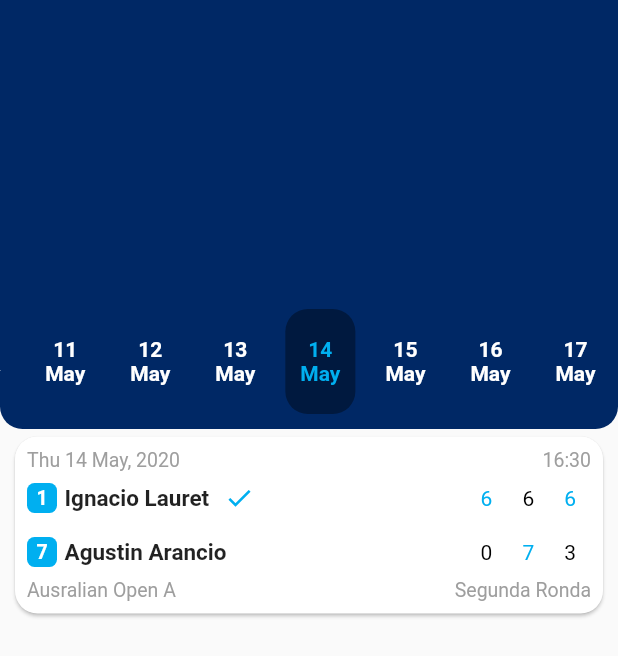
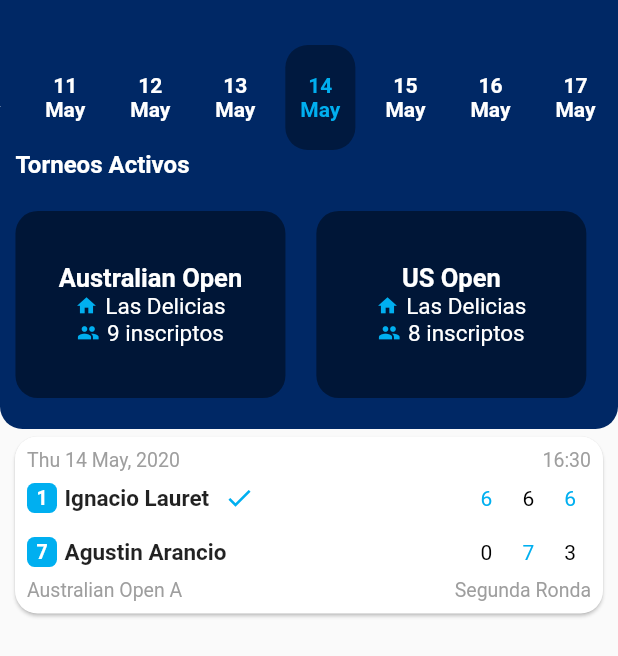
Before and after one commit to ignalauret/Flutter-TennisTorunament, a Flutter app: the MatchesScreen widget shown alone on an empty page, opened directly, after a tap on "14", on a phone screen of 412 x 824 dp. Shown: the top 656 px of the screen. Run offline on Flutter 3.47's test engine with Material 2 defaults, Android fonts, the phone set to English and light mode, and no system bars; our stand-ins replace curved_navigation_bar.

Commit message:
Tournaments

```diff
--- a/lib/main.dart
+++ b/lib/main.dart
@@ -3,6 +3,7 @@ import 'package:provider/provider.dart';
 import 'package:tennistournament/providers/matches.dart';
 import 'package:tennistournament/providers/players.dart';
 import 'package:tennistournament/providers/ranking.dart';
+import 'package:tennistournament/providers/tournaments.dart';
 import 'package:tennistournament/screens/player_profile_screen.dart';
 import 'package:tennistournament/screens/tabs_controller_screen.dart';
 import 'package:tennistournament/utils/constants.dart';
@@ -25,6 +26,9 @@ class MyApp extends StatelessWidget {
           create: (ctx) => Ranking(null),
           update: (context, players, prev) => Ranking(players.players),
         ),
+        ChangeNotifierProvider<Tournaments>(
+          create: (_) => Tournaments(),
+        ),
       ],
       child: MaterialApp(
         title: 'Flutter Demo',
--- a/lib/models/player.dart
+++ b/lib/models/player.dart
@@ -12,6 +12,8 @@ class Player {
     @required this.points,
     @required this.nationality,
     @required this.club,
+    @required this.bestRankings,
+    @required this.bestRankingsDates,
     this.profileUrl,
     this.imageUrl,
     this.backhand = Backhand.TwoHanded,
@@ -28,6 +30,8 @@ class Player {
   final Handed handed;
   final String nationality;
   final String club;
+  final Map<String, int> bestRankings;
+  final Map<String, String> bestRankingsDates;
 
 
   int get age {
--- /dev/null
+++ b/lib/models/tournament.dart
@@ -0,0 +1,24 @@
+import 'package:flutter/cupertino.dart';
+
+class Tournament {
+  Tournament({
+    @required this.id,
+    @required this.name,
+    @required this.club,
+    @required this.players,
+    @required this.start,
+    @required this.end,
+  });
+  final String id;
+  final String name;
+  final String club;
+  final Map<String, List<String>> players;
+  final DateTime start;
+  final DateTime end;
+
+  int get playerCount {
+    int result = 0;
+    players.forEach((key, playersList) => result += playersList.length);
+    return result;
+  }
+}
--- a/lib/providers/matches.dart
+++ b/lib/providers/matches.dart
@@ -11,7 +11,7 @@ class Matches extends ChangeNotifier {
       result1: ["6", "6", "6"],
       result2: ["0", "7", "3"],
       date: DateTime(2020, 5, 14, 16, 30),
-      tournament: "Ausralian Open A",
+      tournament: "0",
       round: "Segunda Ronda",
       category: "A",
     ),
@@ -21,7 +21,7 @@ class Matches extends ChangeNotifier {
       result1: ["6", "6"],
       result2: ["3", "3"],
       date: DateTime(2020, 5, 13, 18, 00),
-      tournament: "Ausralian Open B",
+      tournament: "1",
       round: "Semifinal",
       category: "B",
     ),
--- a/lib/providers/players.dart
+++ b/lib/providers/players.dart
@@ -13,6 +13,8 @@ class Players extends ChangeNotifier {
       backhand: Backhand.OneHanded,
       nationality: "Córdoba, Córdoba",
       club: "Las Delicias Tenis",
+      bestRankings: {"A": 1, "B": 2, "C": 1000},
+      bestRankingsDates: {"A": "14/04/2020", "B": "15/03/2020", "C" : ""},
     ),
     Player(
       name: "Agustin Arancio",
@@ -23,6 +25,8 @@ class Players extends ChangeNotifier {
       backhand: Backhand.TwoHanded,
       nationality: "Córdoba, Córdoba",
       club: "Il tempo",
+      bestRankings: {"A": 1, "B": 2, "C": 1000},
+      bestRankingsDates: {"A": "14/04/2020", "B": "15/03/2020", "C" : ""},
     ),
     Player(
       name: "Damian Giusti",
@@ -34,6 +38,8 @@ class Players extends ChangeNotifier {
       backhand: Backhand.OneHanded,
       nationality: "Santa Fe, Rosario",
       club: "Las Delicias Tenis",
+      bestRankings: {"A": 1, "B": 2, "C": 1000},
+      bestRankingsDates: {"A": "14/04/2020", "B": "15/03/2020", "C" : ""},
     ),
     Player(
       name: "Ignacio Zazu",
@@ -45,6 +51,8 @@ class Players extends ChangeNotifier {
       backhand: Backhand.OneHanded,
       nationality: "Córdoba, Córdoba",
       club: "Las Delicias Tenis",
+      bestRankings: {"A": 1, "B": 2, "C": 1000},
+      bestRankingsDates: {"A": "14/04/2020", "B": "15/03/2020", "C" : ""},
     ),
     Player(
       name: "Maxi Breide",
--- /dev/null
+++ b/lib/providers/tournaments.dart
@@ -0,0 +1,43 @@
+import 'package:flutter/foundation.dart';
+import 'package:tennistournament/models/tournament.dart';
+
+class Tournaments extends ChangeNotifier {
+  final List<Tournament> _tournaments = [
+    Tournament(
+      id: "0",
+      name: "Australian Open",
+      club: "Las Delicias",
+      players: {
+        "A": ["0", "1", "2"],
+        "B": ["2", "1", "3"],
+        "C": ["7", "3", "2"],
+      },
+      start: DateTime(2020, 5, 13),
+      end: DateTime(2020, 5, 16),
+    ),
+    Tournament(
+      id: "1",
+      name: "US Open",
+      club: "Las Delicias",
+      players: {
+        "A": ["2", "1"],
+        "B": ["0", "1", "2"],
+        "C": ["0", "1", "2"],
+      },
+      start: DateTime(2020, 5, 13),
+      end: DateTime(2020, 5, 15),
+    ),
+  ];
+
+  List<Tournament> fetchTournaments() {
+    return [..._tournaments];
+  }
+
+  Tournament getTournamentById(String id) {
+    return _tournaments.firstWhere((tournament) => tournament.id == id);
+  }
+
+  String getTournamentName(String id) {
+    return getTournamentById(id).name;
+  }
+}
--- a/lib/screens/matches_screen.dart
+++ b/lib/screens/matches_screen.dart
@@ -1,7 +1,9 @@
 import 'package:flutter/material.dart';
+import 'package:flutter/rendering.dart';
 import 'package:intl/intl.dart';
 import 'package:tennistournament/utils/constants.dart';
 import 'package:tennistournament/widgets/matches/matches_list.dart';
+import 'package:tennistournament/widgets/tournaments/tournaments_list.dart';
 
 class MatchesScreen extends StatefulWidget {
   @override
@@ -10,6 +12,11 @@ class MatchesScreen extends StatefulWidget {
 
 class _MatchesScreenState extends State<MatchesScreen> {
   int _selectedIndex = 0;
+
+  DateTime get selectedDay {
+    return DateTime.now().subtract(Duration(days: _selectedIndex));
+  }
+
   Widget _buildDayCard(DateTime day, int index) {
     return InkWell(
       onTap: () {
@@ -53,11 +60,10 @@ class _MatchesScreenState extends State<MatchesScreen> {
     final size = MediaQuery.of(context).size;
     return Column(
       children: <Widget>[
-        Stack(
-          children: <Widget>[
         Container(
           height: size.height * 0.25 + 80,
           width: double.infinity,
+          padding: const EdgeInsets.only(top: 30, bottom: 0),
           decoration: BoxDecoration(
             borderRadius: BorderRadius.only(
               bottomLeft: Radius.circular(BORDER_RADIUS),
@@ -65,13 +71,13 @@ class _MatchesScreenState extends State<MatchesScreen> {
             ),
             color: MAIN_COLOR,
           ),
-            ),
-            Positioned(
-              top: size.height * 0.25,
-              child: Container(
+          child: Column(
+            children: <Widget>[
+              Container(
                 width: size.width,
                 height: 70,
                 child: ListView.builder(
+                  padding: const EdgeInsets.all(0),
                   reverse: true,
                   scrollDirection: Axis.horizontal,
                   itemBuilder: (ctx, index) {
@@ -80,8 +86,27 @@ class _MatchesScreenState extends State<MatchesScreen> {
                   },
                 ),
               ),
+              Container(
+                height: 20,
+                width: double.infinity,
+                padding: EdgeInsets.symmetric(horizontal: size.width * 0.025),
+                alignment: Alignment.centerLeft,
+                child: FittedBox(
+                  fit: BoxFit.scaleDown,
+                  child: Text(
+                    "Torneos Activos",
+                    style: TITLE_STYLE,
+                  ),
+                ),
+              ),
+              Container(
+                height: size.height * 0.25 - 40,
+                width: double.infinity,
+                color: Colors.transparent,
+                child: TournamentsList(date: selectedDay,),
               ),
             ],
+          ),
         ),
         Expanded(
           child: MatchesList(
--- a/lib/screens/player_profile_screen.dart
+++ b/lib/screens/player_profile_screen.dart
@@ -158,7 +158,7 @@ class _PlayerProfileScreenState extends State<PlayerProfileScreen> {
                   width: 80,
                   child: FlatButton(
                     padding:
-                        const EdgeInsets.symmetric(vertical: 5, horizontal: 5),
+                        const EdgeInsets.only(top: 10, bottom: 10, right: 10, left: 2),
                     child: Row(
                       mainAxisAlignment: MainAxisAlignment.center,
                       children: <Widget>[
@@ -287,7 +287,14 @@ class _PlayerProfileScreenState extends State<PlayerProfileScreen> {
                           player.points[selectedCategory].toString() +
                               " puntos",
                           size),
-                      _buildBigStat("Mejor Posicion", "3", "27/05/2018", size),
+                      _buildBigStat(
+                          "Mejor Posicion",
+                          player.bestRankings[selectedCategory] == 1000
+                              ? "-"
+                              : player.bestRankings[selectedCategory]
+                                  .toString(),
+                          player.bestRankingsDates[selectedCategory],
+                          size),
                     ],
                   ),
                   Row(
@@ -307,11 +314,7 @@ class _PlayerProfileScreenState extends State<PlayerProfileScreen> {
                       Container(
                         child: Text(
                           "Partidos recientes",
-                          style: TextStyle(
-                            color: Colors.white,
-                            fontSize: 16,
-                            fontWeight: FontWeight.bold,
-                          ),
+                          style: TITLE_STYLE,
                         ),
                         margin: EdgeInsets.symmetric(
                             horizontal: size.width * 0.025),
--- a/lib/screens/ranking_screen.dart
+++ b/lib/screens/ranking_screen.dart
@@ -206,14 +206,14 @@ class _RankingScreenState extends State<RankingScreen> {
                   alignment: Alignment.centerLeft,
                   child: Text(
                     "Nombre",
-                    style: TITLE_STYLE,
+                    style: SMALL_TITLE_STYLE,
                     textAlign: TextAlign.start,
                   ),
                 ),
                 Expanded(
                   child: Text(
                     "Torneos Jugados",
-                    style: TITLE_STYLE,
+                    style: SMALL_TITLE_STYLE,
                     textAlign: TextAlign.center,
                   ),
                 ),
@@ -221,7 +221,7 @@ class _RankingScreenState extends State<RankingScreen> {
                   width: MediaQuery.of(context).size.width * 0.12,
                   child: Text(
                     "Puntos",
-                    style: TITLE_STYLE,
+                    style: SMALL_TITLE_STYLE,
                     textAlign: TextAlign.center,
                   ),
                 )
--- a/lib/utils/constants.dart
+++ b/lib/utils/constants.dart
@@ -6,6 +6,12 @@ const TextStyle PLAYER_NAME_STYLE = TextStyle(
 );
 
 TextStyle TITLE_STYLE = TextStyle(
+  color: Colors.white,
+  fontSize: 16,
+  fontWeight: FontWeight.bold,
+);
+
+TextStyle SMALL_TITLE_STYLE = TextStyle(
   fontSize: 15,
   fontWeight: FontWeight.w400,
   color: Colors.grey[600],
--- a/lib/widgets/matches/matches_list.dart
+++ b/lib/widgets/matches/matches_list.dart
@@ -2,6 +2,7 @@ import 'package:flutter/material.dart';
 import 'package:provider/provider.dart';
 import 'package:tennistournament/providers/players.dart';
 import 'package:tennistournament/providers/ranking.dart';
+import 'package:tennistournament/providers/tournaments.dart';
 import 'package:tennistournament/utils/constants.dart';
 import 'package:tennistournament/utils/date_methods.dart';
 import 'package:tennistournament/widgets/matches/matches_list_item.dart';
@@ -13,6 +14,7 @@ class MatchesList extends StatelessWidget {
   final String playerId;
   @override
   Widget build(BuildContext context) {
+    final tournamentsData = Provider.of<Tournaments>(context);
     final matchesData = Provider.of<Matches>(context);
     final matchesList = matchesData.matches;
     if (date != null)
@@ -37,6 +39,7 @@ class MatchesList extends StatelessWidget {
                 final match = matchesList[index];
                 final name1 = playerData.getPlayerName(match.idPlayer1);
                 final name2 = playerData.getPlayerName(match.idPlayer2);
+                final tournament = tournamentsData.getTournamentById(match.tournament);
                 return MatchesListItem(
                   name1: name1,
                   name2: name2,
@@ -48,7 +51,7 @@ class MatchesList extends StatelessWidget {
                   result2: match.getColouredResult(false),
                   isFirstWinner: match.isFirstWinner,
                   date: match.date,
-                  tournament: match.tournament,
+                  tournament: tournament.name + " " + match.category,
                   round: match.round,
                 );
               },
--- /dev/null
+++ b/lib/widgets/tournaments/tournaments_list.dart
@@ -0,0 +1,23 @@
+import 'package:flutter/material.dart';
+import 'package:provider/provider.dart';
+import 'package:tennistournament/models/tournament.dart';
+import 'package:tennistournament/providers/tournaments.dart';
+import 'package:tennistournament/widgets/tournaments/tournaments_list_item.dart';
+
+class TournamentsList extends StatelessWidget {
+  TournamentsList({this.date});
+  final DateTime date;
+  @override
+  Widget build(BuildContext context) {
+    final tournamentsData = Provider.of<Tournaments>(context);
+    final List<Tournament> tournaments = tournamentsData.fetchTournaments();
+    if (date != null)
+      tournaments.removeWhere((tournament) =>
+          tournament.start.isAfter(date) || tournament.end.isBefore(date));
+    return ListView.builder(
+      scrollDirection: Axis.horizontal,
+      itemBuilder: (ctx, index) => TournamentsListItem(tournaments[index]),
+      itemCount: tournaments.length,
+    );
+  }
+}
--- /dev/null
+++ b/lib/widgets/tournaments/tournaments_list_item.dart
@@ -0,0 +1,66 @@
+import 'package:flutter/material.dart';
+import 'package:tennistournament/models/tournament.dart';
+import 'package:tennistournament/utils/constants.dart';
+
+class TournamentsListItem extends StatelessWidget {
+  Widget _buildInfo(IconData icon, String value) {
+    return Row(
+      mainAxisAlignment: MainAxisAlignment.center,
+      children: <Widget>[
+        Icon(
+          icon,
+          color: ACCENT_COLOR,
+          size: 15,
+        ),
+        SizedBox(width: 5,),
+        Text(
+          value,
+          style: TextStyle(
+            color: Colors.white,
+            fontSize: 15,
+          ),
+        ),
+      ],
+    );
+  }
+
+  TournamentsListItem(this.tournament);
+  final Tournament tournament;
+  @override
+  Widget build(BuildContext context) {
+    final size = MediaQuery.of(context).size;
+    return Container(
+      width: 180,
+      decoration: BoxDecoration(
+        borderRadius: BorderRadius.circular(BORDER_RADIUS),
+        color: Colors.black45,
+      ),
+      margin: EdgeInsets.symmetric(
+        horizontal: size.width * 0.025,
+        vertical: size.height * 0.025,
+      ),
+      padding: const EdgeInsets.all(10),
+      child: Column(
+        mainAxisAlignment: MainAxisAlignment.center,
+        children: <Widget>[
+          Text(
+            tournament.name,
+            style: TextStyle(
+              color: Colors.white,
+              fontWeight: FontWeight.bold,
+              fontSize: 17,
+            ),
+          ),
+          _buildInfo(
+            Icons.home,
+            tournament.club,
+          ),
+          _buildInfo(
+            Icons.people,
+            tournament.playerCount.toString() + " inscriptos",
+          ),
+        ],
+      ),
+    );
+  }
+}
```
Lines whose indentation alone changed are shown as unchanged.
